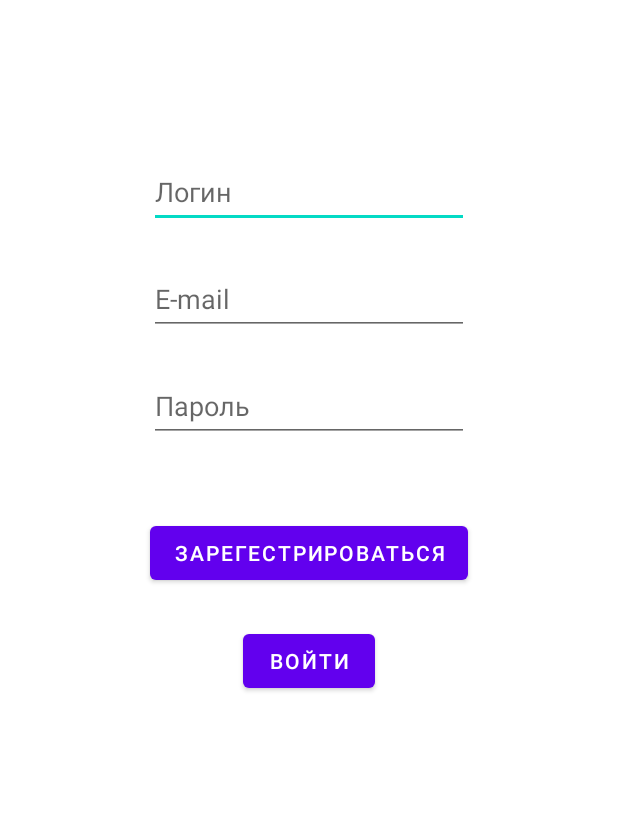
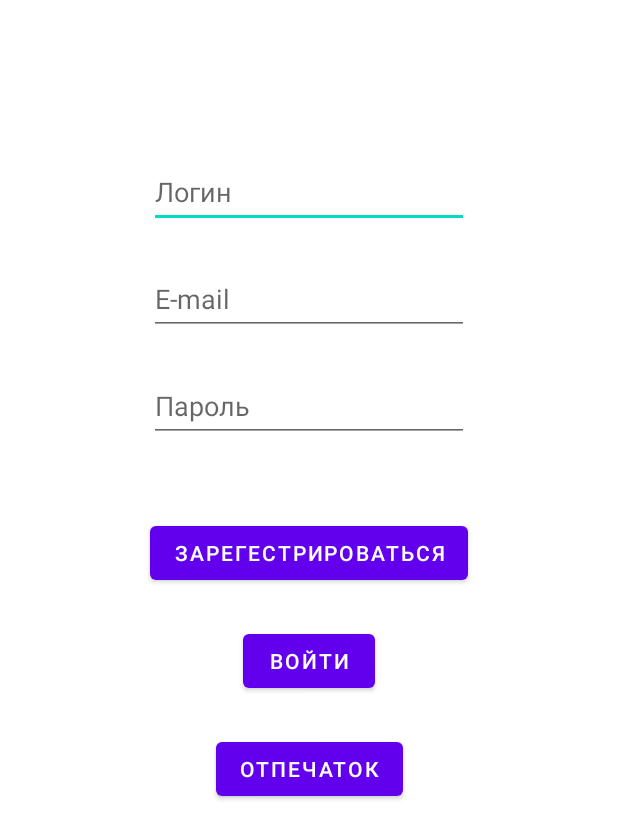
Before and after one commit to vlad174741/ToDoList_V2.0, an Android app: the screen it shows after launch (AuthClass), on a phone screen of 412 x 824 dp. Shown: the top 839 px of the screen. Run offline under Robolectric (Android 15) with nearby library versions, the phone set to English and light mode, and no system bars.

```diff
--- a/app/src/main/AndroidManifest.xml
+++ b/app/src/main/AndroidManifest.xml
@@ -3,6 +3,7 @@
     xmlns:tools="http://schemas.android.com/tools"
     package="com.example.todolist_v20">
 
+    <uses-permission android:name="android.permission.USE_BIOMETRIC"/>
     <application
         android:allowBackup="true"
         android:dataExtractionRules="@xml/data_extraction_rules"
--- a/app/src/main/java/com/example/todolist_v20/MainActivity.kt
+++ b/app/src/main/java/com/example/todolist_v20/MainActivity.kt
@@ -2,8 +2,12 @@ package com.example.todolist_v20
 
 import android.annotation.SuppressLint
 import android.content.Context
+import android.content.DialogInterface
+import android.content.pm.PackageManager
+import android.hardware.biometrics.BiometricPrompt
 import androidx.appcompat.app.AppCompatActivity
 import android.os.Bundle
+import android.os.CancellationSignal
 import android.util.Log
 import android.view.View
 import android.view.inputmethod.InputMethodManager
@@ -66,8 +70,6 @@ class MainActivity : AppCompatActivity() {
 
     }
 
-
-
     override fun onDestroy() {
         super.onDestroy()
 
--- a/app/src/main/res/layout/activity_auth.xml
+++ b/app/src/main/res/layout/activity_auth.xml
@@ -80,5 +80,16 @@
             app:layout_constraintEnd_toEndOf="@+id/button_auth"
             app:layout_constraintStart_toStartOf="@+id/button_auth"
             app:layout_constraintTop_toBottomOf="@+id/button_auth" />
+
+        <Button
+            android:id="@+id/button_fingerPrint"
+            android:layout_width="wrap_content"
+            android:layout_height="wrap_content"
+            android:layout_marginTop="24dp"
+            android:text="Отпечаток"
+            android:visibility="gone"
+            app:layout_constraintEnd_toEndOf="@+id/button_auth_singIn"
+            app:layout_constraintStart_toStartOf="@+id/button_auth_singIn"
+            app:layout_constraintTop_toBottomOf="@+id/button_auth_singIn" />
     </androidx.constraintlayout.widget.ConstraintLayout>
 </androidx.constraintlayout.widget.ConstraintLayout>
```
Also changed, not shown: app/build.gradle (+5 -4 lines), app/src/main/java/com/example/todolist_v20/AuthClass.kt (+85 -1 lines).
